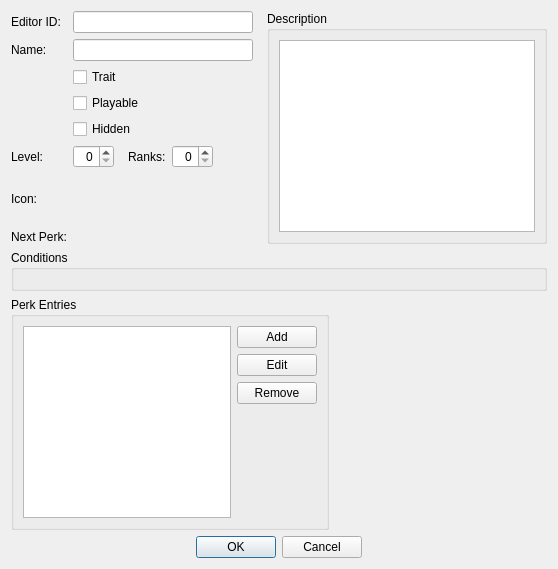
Above: native/src/DovahKit/ui/form_windows/perk.ui from DavidJCobb/DovahKit before the change. Below: the same form after it.
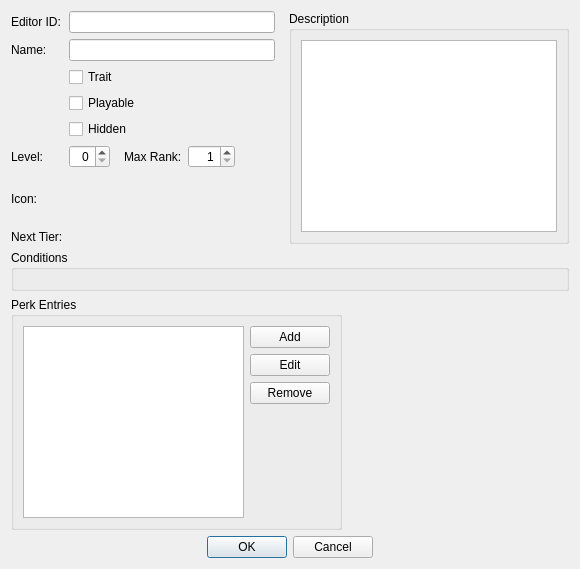
That is the form after the change. Custom widgets are drawn as their Qt base class.

```diff
--- a/native/src/DovahKit/ui/form_windows/perk.ui
+++ b/native/src/DovahKit/ui/form_windows/perk.ui
@@ -107,22 +107,6 @@
        </layout>
       </widget>
      </item>
-     <item row="1" column="2" rowspan="7">
-      <spacer name="horizontalSpacer_3">
-       <property name="orientation">
-        <enum>Qt::Horizontal</enum>
-       </property>
-       <property name="sizeType">
-        <enum>QSizePolicy::Fixed</enum>
-       </property>
-       <property name="sizeHint" stdset="0">
-        <size>
-         <width>8</width>
-         <height>20</height>
-        </size>
-       </property>
-      </spacer>
-     </item>
      <item row="1" column="1">
       <widget class="QLineEdit" name="name"/>
      </item>
@@ -177,7 +161,7 @@
        <item>
         <widget class="QLabel" name="label_4">
          <property name="text">
-          <string>Ranks:</string>
+          <string>Max Rank:</string>
          </property>
          <property name="buddy">
           <cstring>ranks</cstring>
@@ -192,6 +176,12 @@
          <property name="alignment">
           <set>Qt::AlignRight|Qt::AlignTrailing|Qt::AlignVCenter</set>
          </property>
+         <property name="minimum">
+          <number>1</number>
+         </property>
+         <property name="maximum">
+          <number>255</number>
+         </property>
         </widget>
        </item>
        <item>
@@ -222,7 +212,7 @@
      <item row="7" column="0">
       <widget class="QLabel" name="label_5">
        <property name="text">
-        <string>Next Perk:</string>
+        <string>Next Tier:</string>
        </property>
        <property name="buddy">
         <cstring>nextPerk</cstring>
@@ -249,6 +239,22 @@
        </property>
       </widget>
      </item>
+     <item row="0" column="2" rowspan="8">
+      <spacer name="horizontalSpacer_3">
+       <property name="orientation">
+        <enum>Qt::Horizontal</enum>
+       </property>
+       <property name="sizeType">
+        <enum>QSizePolicy::Fixed</enum>
+       </property>
+       <property name="sizeHint" stdset="0">
+        <size>
+         <width>8</width>
+         <height>20</height>
+        </size>
+       </property>
+      </spacer>
+     </item>
     </layout>
    </item>
    <item row="1" column="0" colspan="2">
```
Left out of the diff: 15 changed lines with no effect on the pictures.
